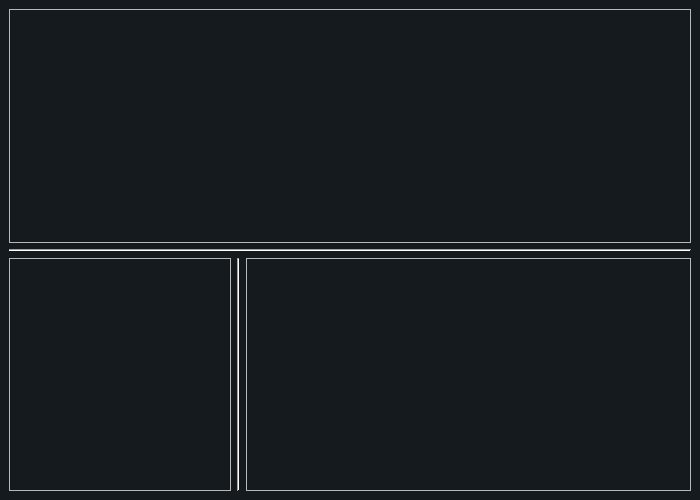
Before: the Qt Designer form src/gui/start.ui in Nater0214/Reden, drawn with Qt 5.
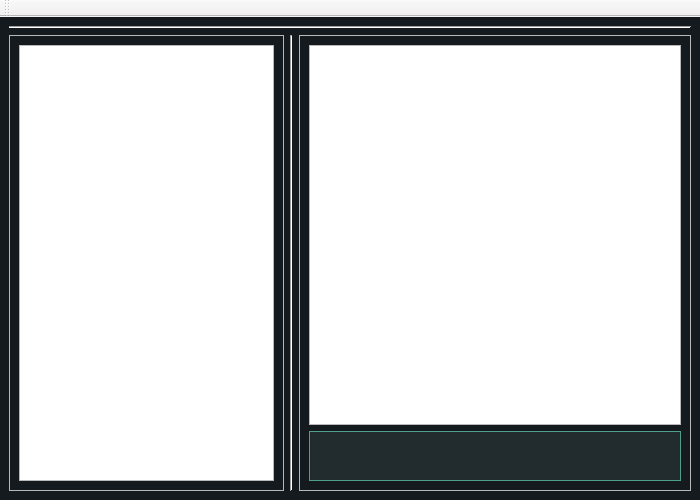
After: the same form once the commit is applied.

Diff of the .ui file:
```diff
--- a/src/gui/start.ui
+++ b/src/gui/start.ui
@@ -548,52 +548,82 @@
   </property>
   <widget class="QWidget" name="centralwidget">
    <layout class="QGridLayout" name="gridLayout">
-    <item row="2" column="2" colspan="2">
-     <widget class="QFrame" name="frame_2">
+    <item row="1" column="0">
+     <widget class="QFrame" name="peopleContainer">
+      <property name="enabled">
+       <bool>true</bool>
+      </property>
+      <property name="maximumSize">
+       <size>
+        <width>275</width>
+        <height>16777215</height>
+       </size>
+      </property>
       <property name="frameShape">
        <enum>QFrame::StyledPanel</enum>
       </property>
       <property name="frameShadow">
        <enum>QFrame::Raised</enum>
       </property>
+      <layout class="QVBoxLayout" name="verticalLayout">
+       <item>
+        <widget class="QListWidget" name="listWidget"/>
+       </item>
+      </layout>
      </widget>
     </item>
     <item row="0" column="0" colspan="4">
-     <widget class="QFrame" name="topBar">
-      <property name="frameShape">
-       <enum>QFrame::StyledPanel</enum>
-      </property>
-      <property name="frameShadow">
-       <enum>QFrame::Raised</enum>
-      </property>
-     </widget>
-    </item>
-    <item row="2" column="1">
-     <widget class="Line" name="line">
-      <property name="orientation">
-       <enum>Qt::Vertical</enum>
-      </property>
-     </widget>
-    </item>
-    <item row="2" column="0">
-     <widget class="QFrame" name="peopleFrame">
-      <property name="frameShape">
-       <enum>QFrame::StyledPanel</enum>
-      </property>
-      <property name="frameShadow">
-       <enum>QFrame::Raised</enum>
-      </property>
-     </widget>
-    </item>
-    <item row="1" column="0" colspan="4">
      <widget class="Line" name="line_2">
       <property name="orientation">
        <enum>Qt::Horizontal</enum>
       </property>
      </widget>
     </item>
+    <item row="1" column="1">
+     <widget class="Line" name="line">
+      <property name="orientation">
+       <enum>Qt::Vertical</enum>
+      </property>
+     </widget>
+    </item>
+    <item row="1" column="2" colspan="2">
+     <widget class="QFrame" name="messageContainer">
+      <property name="frameShape">
+       <enum>QFrame::StyledPanel</enum>
+      </property>
+      <property name="frameShadow">
+       <enum>QFrame::Raised</enum>
+      </property>
+      <layout class="QVBoxLayout" name="verticalLayout_2">
+       <item>
+        <widget class="QListWidget" name="listWidget_2"/>
+       </item>
+       <item>
+        <widget class="QTextEdit" name="textEdit">
+         <property name="maximumSize">
+          <size>
+           <width>16777215</width>
+           <height>50</height>
+          </size>
+         </property>
+        </widget>
+       </item>
+      </layout>
+     </widget>
+    </item>
    </layout>
   </widget>
+  <widget class="QToolBar" name="toolBar">
+   <property name="windowTitle">
+    <string>toolBar</string>
+   </property>
+   <attribute name="toolBarArea">
+    <enum>TopToolBarArea</enum>
+   </attribute>
+   <attribute name="toolBarBreak">
+    <bool>false</bool>
+   </attribute>
+  </widget>
  </widget>
  <resources/>
  <connections/>
```
